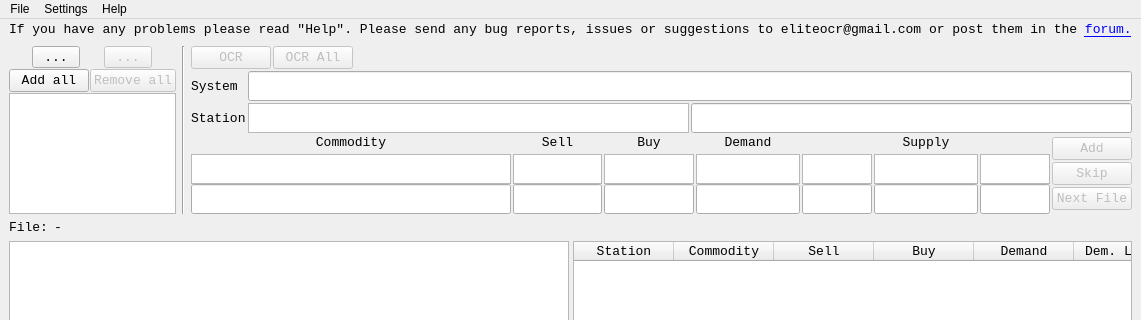
seeebek/EliteOCR, file eliteOCRGUI.ui: the form before one commit; both pictures show x 0 to 1141 and y 0 to 320 of the 1141 by 625 pixel window.
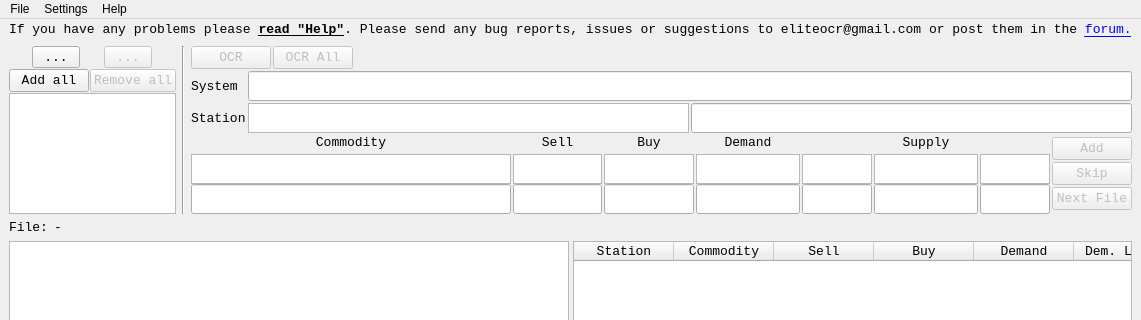
The form after the commit. Icons and pictures are not drawn. Custom widgets are drawn as their Qt base class.

```diff
--- a/eliteOCRGUI.ui
+++ b/eliteOCRGUI.ui
@@ -51,7 +51,7 @@
          </size>
         </property>
         <property name="text">
-         <string>&lt;html&gt;&lt;head/&gt;&lt;body&gt;&lt;p&gt;If you have any problems please read &amp;quot;Help&amp;quot;. Please send any bug reports, issues or suggestions to eliteocr@gmail.com or post them in the &lt;a href=&quot;https://forums.frontier.co.uk/showthread.php?t=68771&quot;&gt;&lt;span style=&quot; text-decoration: underline; color:#0000ff;&quot;&gt;forum.&lt;/span&gt;&lt;/a&gt;&lt;/p&gt;&lt;/body&gt;&lt;/html&gt;</string>
+         <string>&lt;html&gt;&lt;head/&gt;&lt;body&gt;&lt;p&gt;If you have any problems please &lt;span style=&quot; font-weight:600; text-decoration: underline;&quot;&gt;read &amp;quot;Help&amp;quot;&lt;/span&gt;. Please send any bug reports, issues or suggestions to eliteocr@gmail.com or post them in the &lt;a href=&quot;https://forums.frontier.co.uk/showthread.php?t=68771&quot;&gt;&lt;span style=&quot; text-decoration: underline; color:#0000ff;&quot;&gt;forum.&lt;/span&gt;&lt;/a&gt;&lt;/p&gt;&lt;/body&gt;&lt;/html&gt;</string>
         </property>
         <property name="textFormat">
          <enum>Qt::RichText</enum>
```
